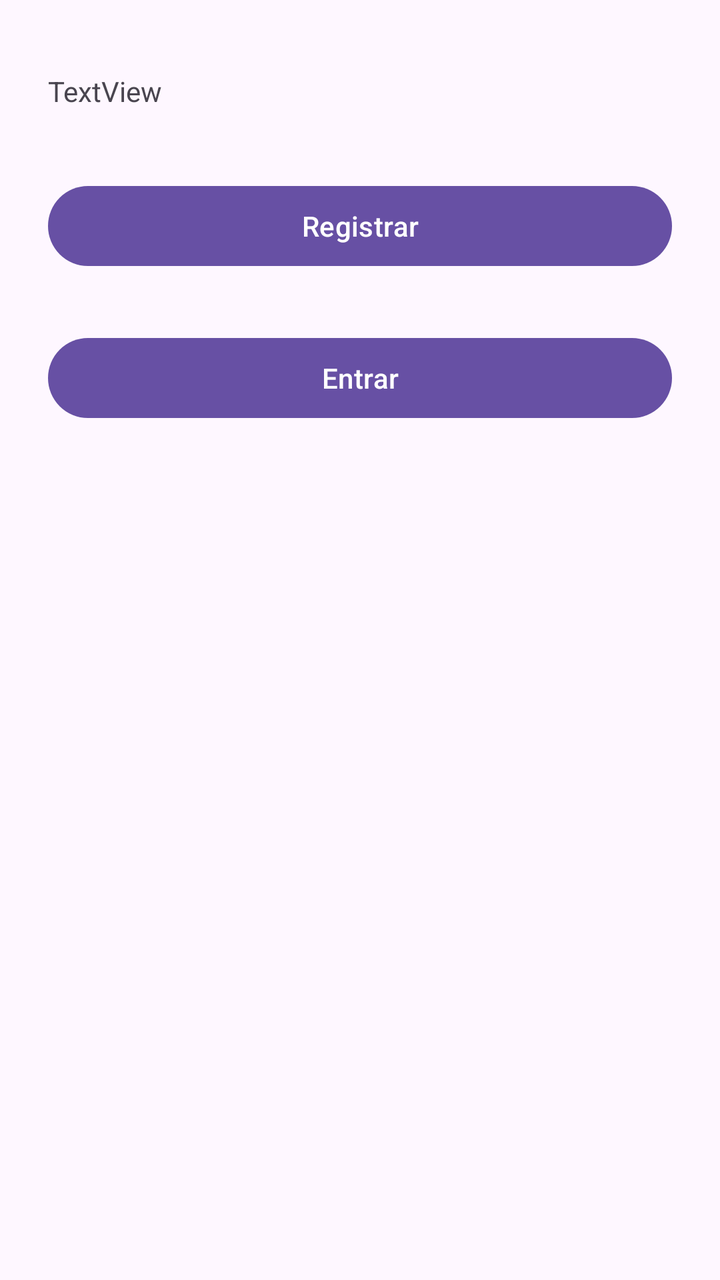
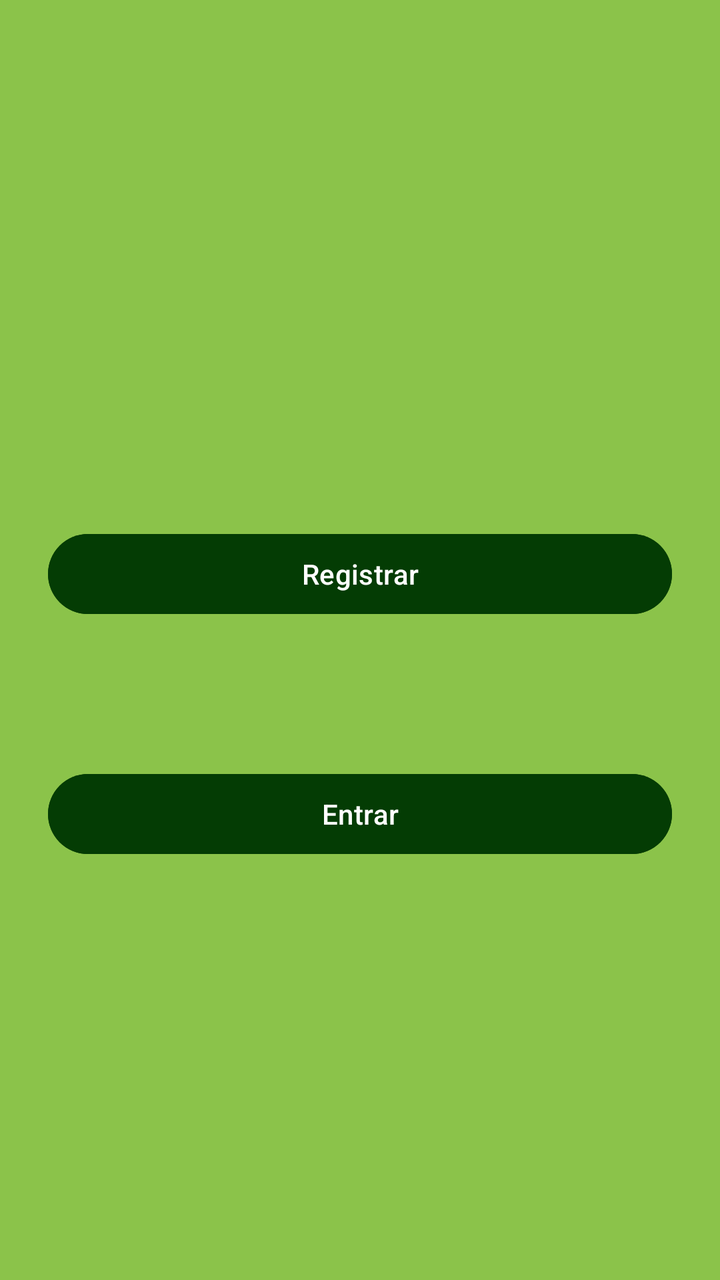

The first picture is an Android layout as it rendered before a commit; the second is the same layout after the commit. The layout source and the unified diff follow.
<!-- AndroidManifest.xml: application theme Theme.AppLogin -->
<!-- res/layout/activity_main.xml -->
<?xml version="1.0" encoding="utf-8"?>
<androidx.constraintlayout.widget.ConstraintLayout xmlns:android="http://schemas.android.com/apk/res/android"
    xmlns:app="http://schemas.android.com/apk/res-auto"
    xmlns:tools="http://schemas.android.com/tools"
    android:id="@+id/main"
    android:layout_width="match_parent"
    android:layout_height="match_parent"
    tools:context=".MainActivity">

    <TextView
        android:id="@+id/txtTituloMain"
        android:layout_width="match_parent"
        android:layout_height="wrap_content"
        android:layout_marginStart="24dp"
        android:layout_marginTop="36dp"
        android:layout_marginEnd="24dp"
        android:text="TextView"
        app:layout_constraintEnd_toEndOf="parent"
        app:layout_constraintHorizontal_bias="0.0"
        app:layout_constraintStart_toStartOf="parent"
        app:layout_constraintTop_toTopOf="parent" />

    <Button
        android:id="@+id/btnRegistrar"
        android:layout_width="match_parent"
        android:layout_height="wrap_content"
        android:layout_marginStart="24dp"
        android:layout_marginTop="34dp"
        android:layout_marginEnd="24dp"
        android:text="Registrar"
        app:layout_constraintEnd_toEndOf="parent"
        app:layout_constraintStart_toStartOf="parent"
        app:layout_constraintTop_toBottomOf="@+id/txtTituloMain" />

    <Button
        android:id="@+id/btnEntrar"
        android:layout_width="match_parent"
        android:layout_height="wrap_content"
        android:layout_marginStart="24dp"
        android:layout_marginTop="28dp"
        android:layout_marginEnd="24dp"
        android:text="Entrar"
        app:layout_constraintEnd_toEndOf="parent"
        app:layout_constraintHorizontal_bias="0.498"
        app:layout_constraintStart_toStartOf="parent"
        app:layout_constraintTop_toBottomOf="@+id/btnRegistrar" />
</androidx.constraintlayout.widget.ConstraintLayout>
<!-- resources referenced by this layout -->
<resources>
  <style name="Theme.AppLogin" parent="Base.Theme.AppLogin" />
  <style name="Base.Theme.AppLogin" parent="Theme.Material3.DayNight.NoActionBar">
          
          
      </style>
</resources>

<!-- the commit's change to res/layout/activity_main.xml (unified diff, before → after) -->
@@ -5,43 +5,35 @@
     android:id="@+id/main"
     android:layout_width="match_parent"
     android:layout_height="match_parent"
+    android:background="#8BC34A"
     tools:context=".MainActivity">
-
-    <TextView
-        android:id="@+id/txtTituloMain"
-        android:layout_width="match_parent"
-        android:layout_height="wrap_content"
-        android:layout_marginStart="24dp"
-        android:layout_marginTop="36dp"
-        android:layout_marginEnd="24dp"
-        android:text="TextView"
-        app:layout_constraintEnd_toEndOf="parent"
-        app:layout_constraintHorizontal_bias="0.0"
-        app:layout_constraintStart_toStartOf="parent"
-        app:layout_constraintTop_toTopOf="parent" />
 
     <Button
         android:id="@+id/btnRegistrar"
         android:layout_width="match_parent"
         android:layout_height="wrap_content"
         android:layout_marginStart="24dp"
-        android:layout_marginTop="34dp"
+        android:layout_marginTop="263dp"
         android:layout_marginEnd="24dp"
+        android:backgroundTint="#043C04"
         android:text="Registrar"
         app:layout_constraintEnd_toEndOf="parent"
+        app:layout_constraintHorizontal_bias="1.0"
         app:layout_constraintStart_toStartOf="parent"
-        app:layout_constraintTop_toBottomOf="@+id/txtTituloMain" />
+        app:layout_constraintTop_toTopOf="parent" />
 
     <Button
         android:id="@+id/btnEntrar"
         android:layout_width="match_parent"
         android:layout_height="wrap_content"
         android:layout_marginStart="24dp"
-        android:layout_marginTop="28dp"
+        android:layout_marginTop="72dp"
         android:layout_marginEnd="24dp"
+        android:backgroundTint="#043C04"
         android:text="Entrar"
         app:layout_constraintEnd_toEndOf="parent"
-        app:layout_constraintHorizontal_bias="0.498"
+        app:layout_constraintHorizontal_bias="1.0"
         app:layout_constraintStart_toStartOf="parent"
         app:layout_constraintTop_toBottomOf="@+id/btnRegistrar" />
+
 </androidx.constraintlayout.widget.ConstraintLayout>
